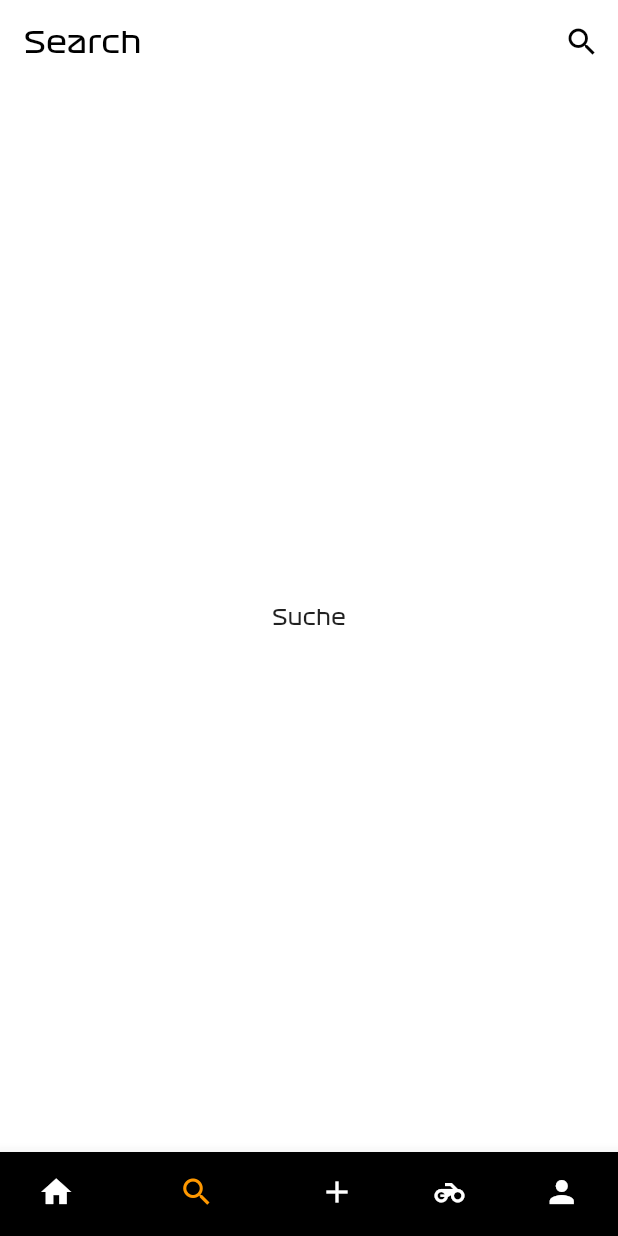
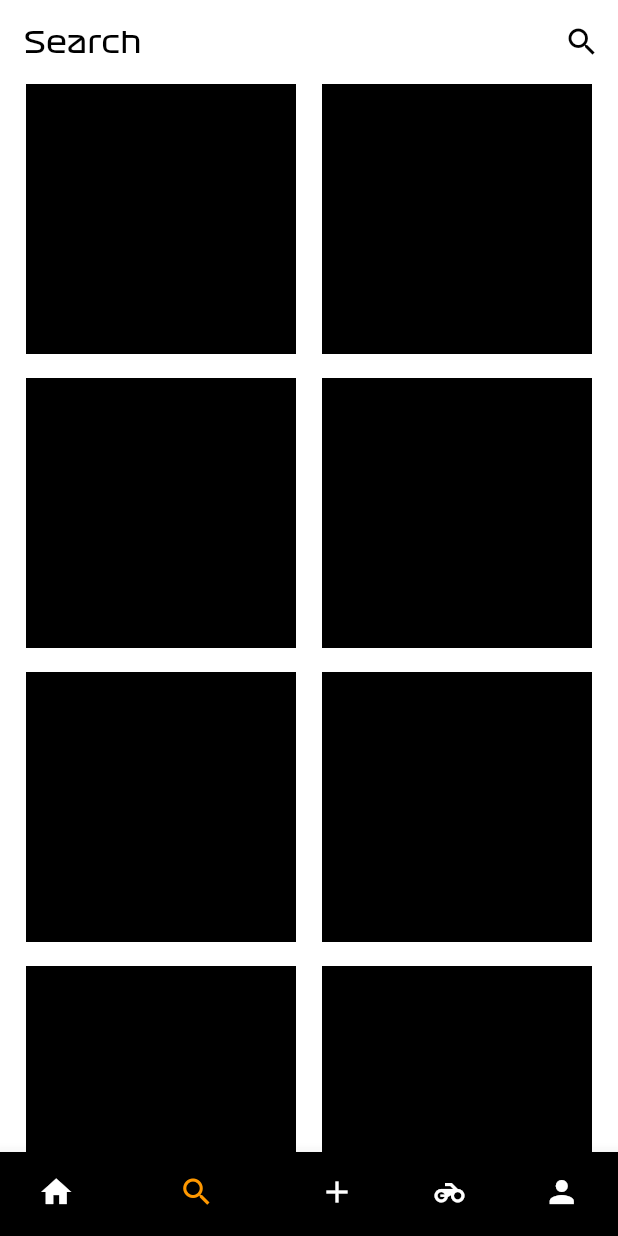
Before and after one commit to fatihbozer/ridesnbikes, a Flutter app: the screen it shows after launch, item 2 of the bottom bar chosen, on a phone screen of 412 x 824 dp. Run offline on Flutter 3.47's test engine with Material 2 defaults, Android fonts, the light colour scheme and no system bars.

```diff
--- a/lib/screens/searchscreen.dart
+++ b/lib/screens/searchscreen.dart
@@ -22,8 +22,40 @@ class SearchScreen extends StatelessWidget {
           ),
         ],
       ),
-      body: const Center(
-        child: Text('Suche'),
+      body: ListView(
+        children: [
+          Row(
+            mainAxisAlignment: MainAxisAlignment.spaceEvenly,
+            children: [
+              Container(height: 180, width: 180, color: Colors.black),
+              Container(height: 180, width: 180, color: Colors.black),
+            ],
+          ),
+          const SizedBox(height: 16),
+          Row(
+            mainAxisAlignment: MainAxisAlignment.spaceEvenly,
+            children: [
+              Container(height: 180, width: 180, color: Colors.black),
+              Container(height: 180, width: 180, color: Colors.black),
+            ],
+          ),
+          const SizedBox(height: 16),
+          Row(
+            mainAxisAlignment: MainAxisAlignment.spaceEvenly,
+            children: [
+              Container(height: 180, width: 180, color: Colors.black),
+              Container(height: 180, width: 180, color: Colors.black),
+            ],
+          ),
+          const SizedBox(height: 16),
+          Row(
+            mainAxisAlignment: MainAxisAlignment.spaceEvenly,
+            children: [
+              Container(height: 180, width: 180, color: Colors.black),
+              Container(height: 180, width: 180, color: Colors.black),
+            ],
+          ),
+        ],
       ),
     );
   }
```
